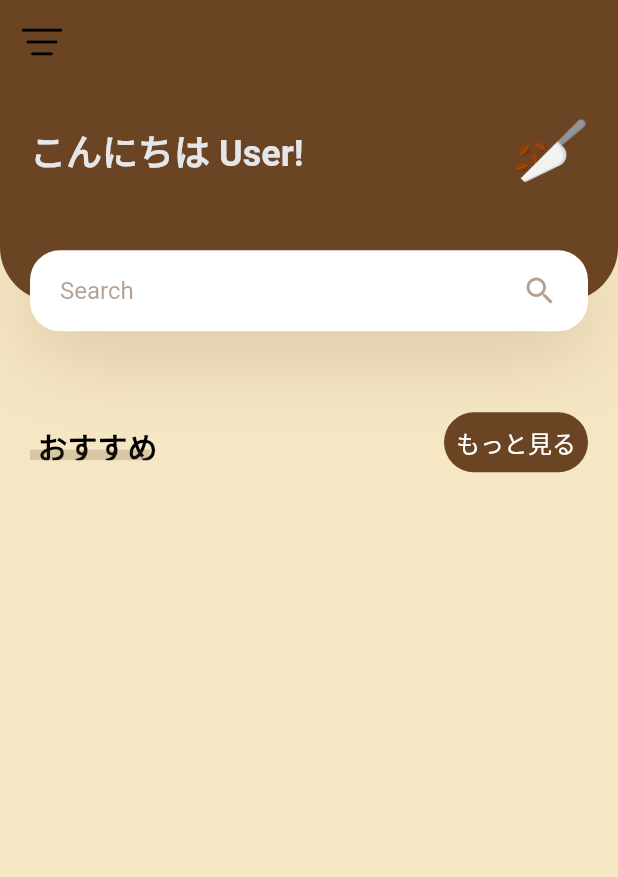
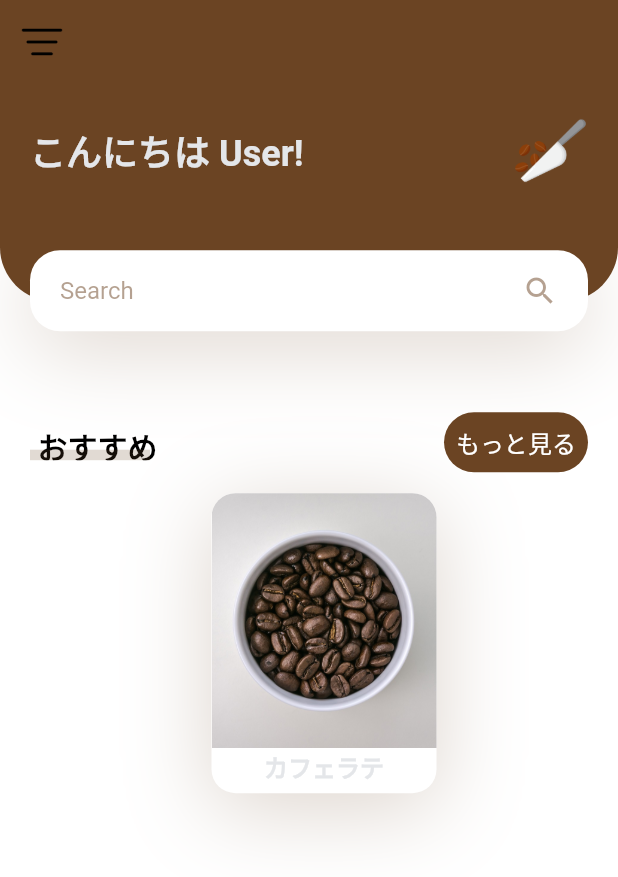
Before and after one commit to shinnkura/coffee_app, a Flutter app: the screen it shows after launch, on a phone screen of 412 x 824 dp. Shown: the top 877 px of the screen. Run offline on Flutter 3.47's test engine with Material 2 defaults, Android fonts, the phone set to English and light mode, and no system bars.

Commit message:
背景色を白に変更。bodyのおすすめ範囲に表示するカード制作

```diff
--- a/lib/components/body.dart
+++ b/lib/components/body.dart
@@ -19,6 +19,61 @@ class Body extends StatelessWidget {
             title: 'おすすめ',
             press: () {},
           ),
+          SizedBox(
+            width: size.width * .8,
+            child: Column(
+              children: <Widget>[
+                Container(
+                  margin: const EdgeInsets.only(
+                    left: kDefaultPadding,
+                    top: kDefaultPadding / 2,
+                    bottom: kDefaultPadding * 2.5,
+                  ),
+                  height: 200,
+                  width: 150,
+                  decoration: BoxDecoration(
+                    color: Colors.white,
+                    borderRadius: BorderRadius.circular(16),
+                    boxShadow: [
+                      BoxShadow(
+                        offset: const Offset(0, 10),
+                        blurRadius: 50,
+                        color: kPrimaryColor.withOpacity(0.23),
+                      ),
+                    ],
+                  ),
+                  child: Column(
+                    children: [
+                      Container(
+                        height: 170,
+                        decoration: const BoxDecoration(
+                          borderRadius:
+                              BorderRadius.vertical(top: Radius.circular(16)),
+                          image: DecorationImage(
+                            image: AssetImage("assets/images/image_1.png"),
+                            fit: BoxFit.cover,
+                          ),
+                        ),
+                      ),
+                      const Expanded(
+                        // child: Container(
+                        //   padding: const EdgeInsets.only(
+                        //       bottom: kDefaultPadding / 2),
+                        // alignment: Alignment.center,
+                        child: Text(
+                          'カフェラテ',
+                          style: TextStyle(
+                            fontSize: 16,
+                            fontWeight: FontWeight.bold,
+                          ),
+                        ),
+                      ),
+                    ],
+                  ),
+                ),
+              ],
+            ),
+          ),
         ],
       ),
     );
--- a/lib/constants.dart
+++ b/lib/constants.dart
@@ -2,6 +2,7 @@ import 'package:flutter/material.dart';
 
 const kPrimaryColor = Color(0xFF6B4423);
 const kTextColor = Color.fromARGB(255, 228, 230, 233);
-const kBackgroundColor = Color(0xFFF5E6C4);
+// const kBackgroundColor = Color(0xFFF5E6C4);
+const kBackgroundColor = Color.fromARGB(255, 255, 255, 255);
 
 const double kDefaultPadding = 20.0;
```
Also changed, not shown: assets/images/image_1.png (added).
